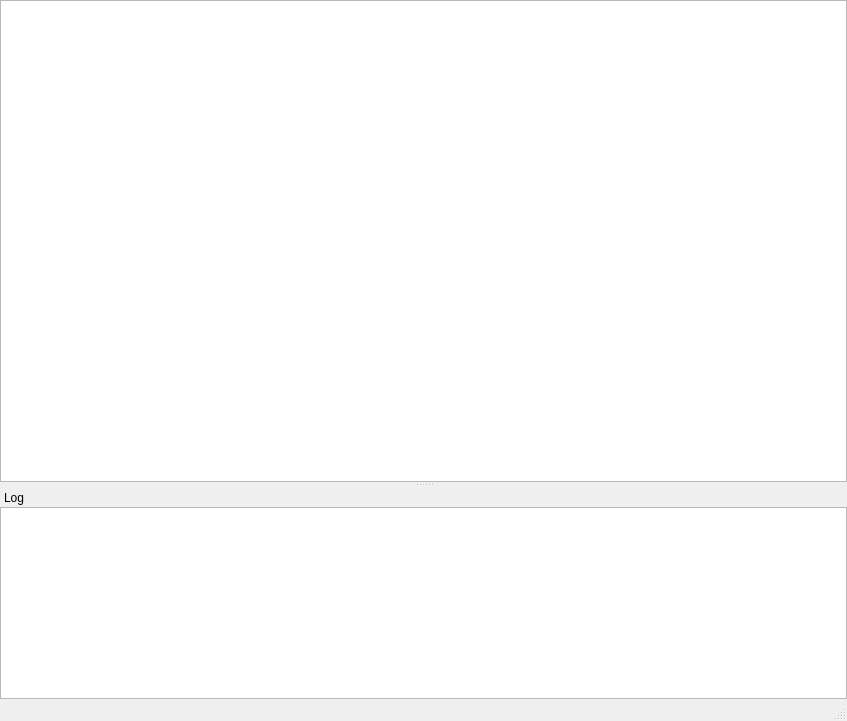
Before: the Qt Designer form vsedit/src/main_window.ui in sandsmark/vapoursynth-editor, drawn with Qt 5.
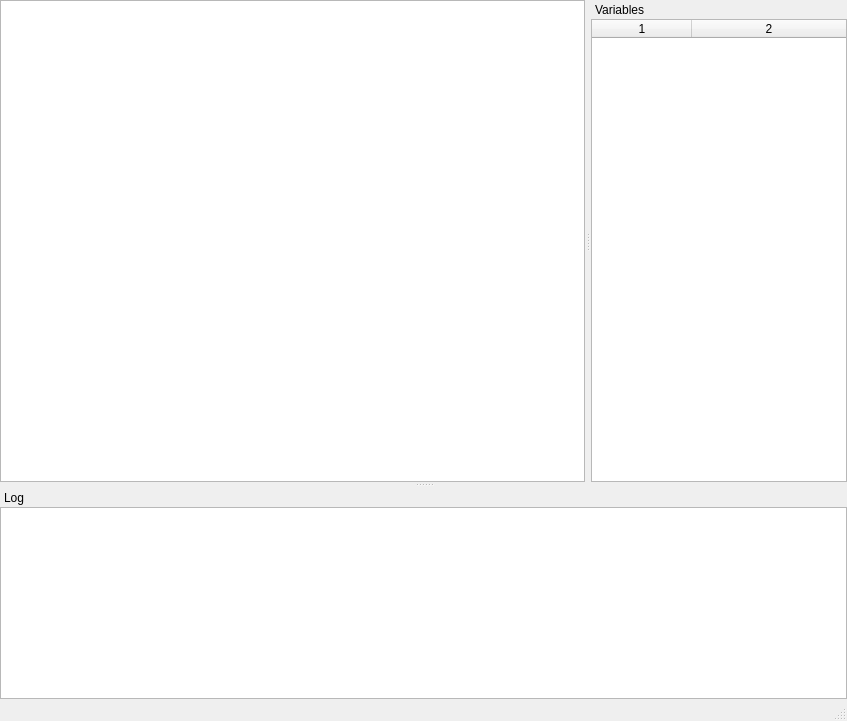
After: the same form once the commit is applied. Custom widgets are drawn as their Qt base class.

Commit message: start on support for variables to be shared with other stuff

The edit to the form file:
```diff
--- a/vsedit/src/main_window.ui
+++ b/vsedit/src/main_window.ui
@@ -86,6 +86,45 @@
     </layout>
    </widget>
   </widget>
+  <widget class="QDockWidget" name="variablesDock">
+   <property name="features">
+    <set>QDockWidget::NoDockWidgetFeatures</set>
+   </property>
+   <property name="allowedAreas">
+    <set>Qt::RightDockWidgetArea</set>
+   </property>
+   <property name="windowTitle">
+    <string>Variables</string>
+   </property>
+   <attribute name="dockWidgetArea">
+    <number>2</number>
+   </attribute>
+   <widget class="QTableWidget" name="variablesTable">
+    <property name="enabled">
+     <bool>true</bool>
+    </property>
+    <property name="editTriggers">
+     <set>QAbstractItemView::NoEditTriggers</set>
+    </property>
+    <property name="showDropIndicator" stdset="0">
+     <bool>false</bool>
+    </property>
+    <property name="dragDropOverwriteMode">
+     <bool>false</bool>
+    </property>
+    <property name="columnCount">
+     <number>2</number>
+    </property>
+    <attribute name="horizontalHeaderStretchLastSection">
+     <bool>true</bool>
+    </attribute>
+    <attribute name="verticalHeaderVisible">
+     <bool>false</bool>
+    </attribute>
+    <column/>
+    <column/>
+   </widget>
+  </widget>
  </widget>
  <customwidgets>
   <customwidget>
```
Left out of the diff: 2 changed lines with no effect on the pictures. The commit also changes 9 other files.
